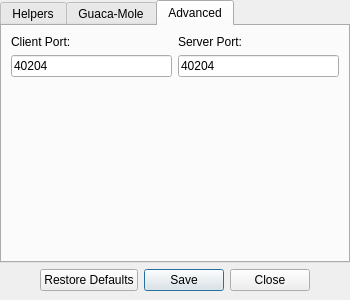
Qt form guaca/options.ui (BlastTNG/flight) before a commit.
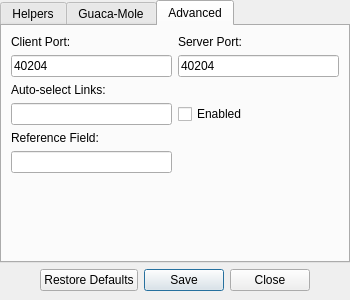
The same form after that commit.

Commit message: Added nice options geometry saving; can now specify auto-link select

Patch:
```diff
--- a/guaca/options.ui
+++ b/guaca/options.ui
@@ -24,8 +24,8 @@
   </property>
   <property name="maximumSize">
    <size>
-    <width>355</width>
-    <height>300</height>
+    <width>65536</width>
+    <height>65536</height>
    </size>
   </property>
   <property name="windowTitle">
@@ -62,7 +62,7 @@
      <property name="currentIndex">
       <number>2</number>
      </property>
-     <widget class="QWidget" name="">
+     <widget class="QWidget" name="widget">
       <attribute name="title">
        <string>Helpers</string>
       </attribute>
@@ -165,6 +165,9 @@
          </property>
         </widget>
        </item>
+       <item row="3" column="0">
+        <widget class="QLineEdit" name="live_name"/>
+       </item>
        <item row="0" column="1">
         <widget class="QLabel" name="label_2">
          <property name="text">
@@ -172,6 +175,13 @@
          </property>
         </widget>
        </item>
+       <item row="2" column="0">
+        <widget class="QLabel" name="label_3">
+         <property name="text">
+          <string>Auto-select Links:</string>
+         </property>
+        </widget>
+       </item>
        <item row="1" column="0">
         <widget class="QLineEdit" name="client_port">
          <property name="text">
@@ -179,14 +189,14 @@
          </property>
         </widget>
        </item>
-       <item row="1" column="1">
-        <widget class="QLineEdit" name="server_port">
+       <item row="4" column="0">
+        <widget class="QLabel" name="label_4">
          <property name="text">
-          <string>40204</string>
+          <string>Reference Field:</string>
          </property>
         </widget>
        </item>
-       <item row="2" column="1">
+       <item row="6" column="1">
         <spacer name="verticalSpacer_2">
          <property name="orientation">
           <enum>Qt::Vertical</enum>
@@ -199,6 +209,23 @@
          </property>
         </spacer>
        </item>
+       <item row="1" column="1">
+        <widget class="QLineEdit" name="server_port">
+         <property name="text">
+          <string>40204</string>
+         </property>
+        </widget>
+       </item>
+       <item row="5" column="0">
+        <widget class="QLineEdit" name="lineEdit"/>
+       </item>
+       <item row="3" column="1">
+        <widget class="QCheckBox" name="auto_live">
+         <property name="text">
+          <string>Enabled</string>
+         </property>
+        </widget>
+       </item>
       </layout>
      </widget>
     </widget>
```
The commit also changes 3 other files.
